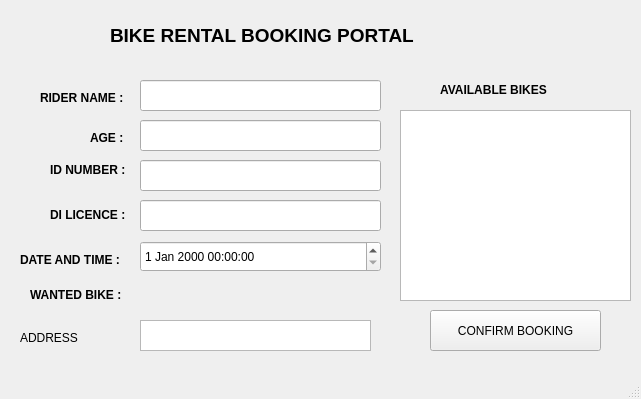
Above: userportal.ui from iamPandusai/practice_git before the change. Below: the same form after it.
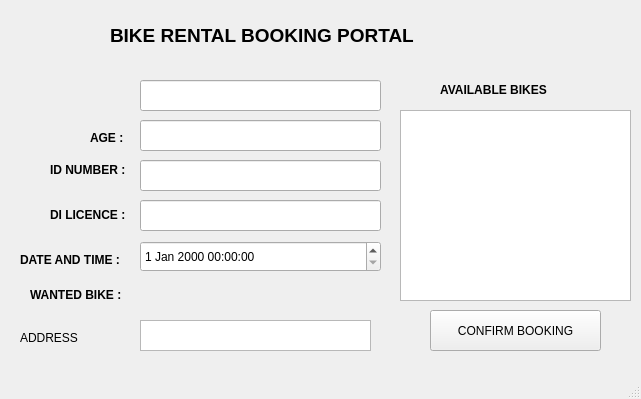
That is the form after the change.

Commit message: again t is changed

What changed in the file:
```diff
--- a/userportal.ui
+++ b/userportal.ui
@@ -39,7 +39,7 @@
     <property name="styleSheet">
      <string notr="true"/>
     </property>
-    <property name="text">
+    <property name="textt">
      <string>&lt;html&gt;&lt;head/&gt;&lt;body&gt;&lt;p&gt;&lt;span style=&quot; font-weight:600;&quot;&gt;RIDER NAME  :&lt;/span&gt;&lt;/p&gt;&lt;/body&gt;&lt;/html&gt;</string>
     </property>
    </widget>
```
